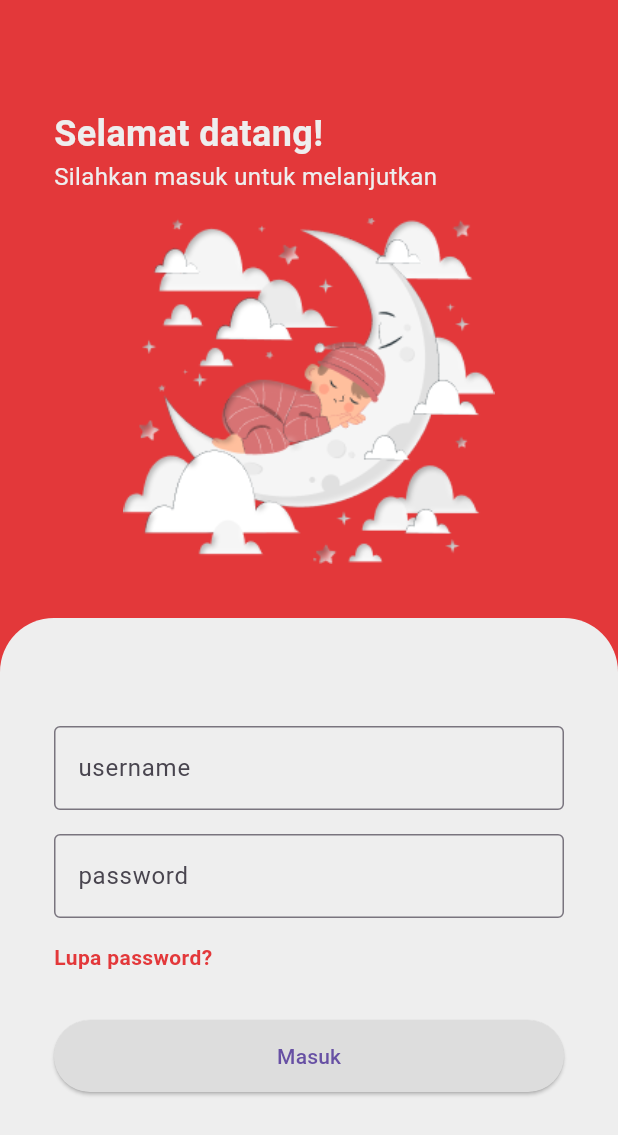
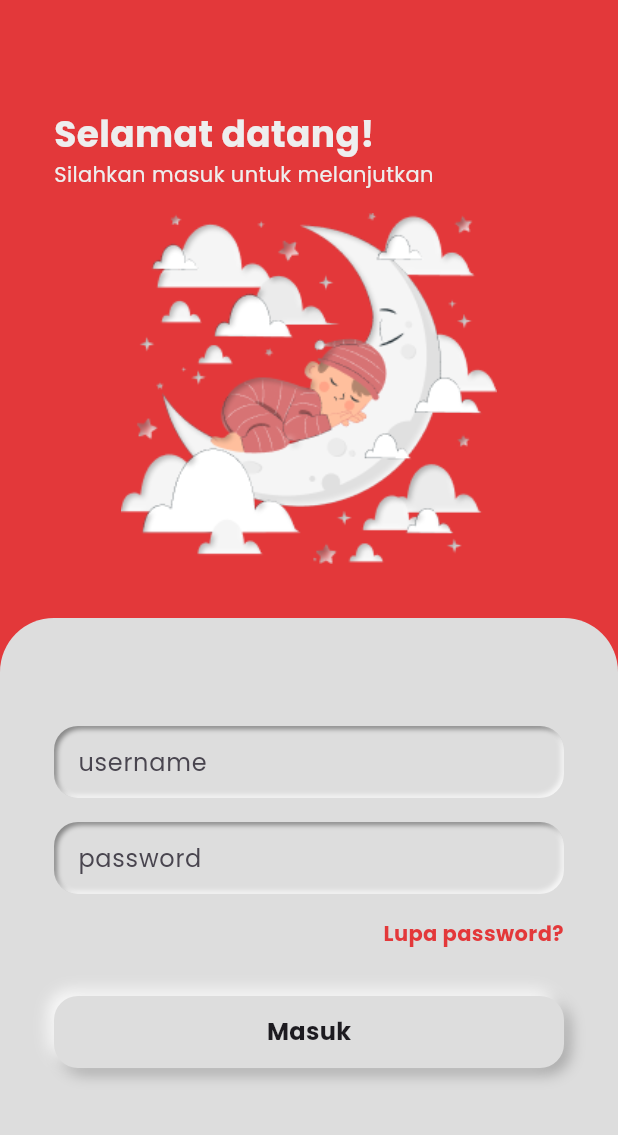
Before and after one commit to UnknownVisuals/standby_capstone, a Flutter app: the LoginPage screen opened directly, on a phone screen of 412 x 824 dp. Shown: the top 1135 px of the screen. Run offline on Flutter 3.47's test engine with Material 3 defaults, Android fonts, the phone set to English and light mode, and no system bars; our stand-ins replace flutter_inset_box_shadow, google_fonts.

Commit message:
refactor button and input field to seperate class

```diff
--- /dev/null
+++ b/lib/components/button_text.dart
@@ -0,0 +1,70 @@
+import 'package:flutter/material.dart' hide BoxDecoration, BoxShadow;
+import 'package:flutter_inset_box_shadow/flutter_inset_box_shadow.dart';
+import 'package:google_fonts/google_fonts.dart';
+import 'package:standby_capstone/constants.dart';
+
+class ButtonText extends StatefulWidget {
+  final String text;
+  final double fontSize;
+  final FontWeight fontWeight;
+
+  const ButtonText({
+    super.key,
+    required this.text,
+    this.fontSize = 16.0,
+    this.fontWeight = FontWeight.bold,
+  });
+
+  @override
+  State<ButtonText> createState() => _ButtonTextState();
+}
+
+class _ButtonTextState extends State<ButtonText> {
+  bool isPressed = false;
+
+  @override
+  Widget build(BuildContext context) {
+    Offset offset = isPressed ? const Offset(-4, -4) : const Offset(4, 4);
+    double blurRadius = 8.0;
+
+    return GestureDetector(
+      onTap: () {
+        setState(() {
+          isPressed = !isPressed;
+        });
+        Navigator.pop(context);
+      },
+      child: AnimatedContainer(
+        duration: Duration(milliseconds: 100),
+        height: 48.0,
+        decoration: BoxDecoration(
+          borderRadius: BorderRadius.circular(16.0),
+          color: kGray,
+          boxShadow: [
+            BoxShadow(
+              color: isPressed ? kDebossShadowWhite : kEmbossShadowBlack,
+              offset: offset,
+              blurRadius: blurRadius,
+              inset: isPressed,
+            ),
+            BoxShadow(
+              color: isPressed ? kDebossShadowBlack : kEmbossShadowWhite,
+              offset: -offset,
+              blurRadius: blurRadius,
+              inset: isPressed,
+            ),
+          ],
+        ),
+        child: Center(
+          child: Text(
+            widget.text,
+            style: GoogleFonts.poppins(
+              fontSize: widget.fontSize,
+              fontWeight: widget.fontWeight,
+            ),
+          ),
+        ),
+      ),
+    );
+  }
+}
--- /dev/null
+++ b/lib/components/input_text.dart
@@ -0,0 +1,72 @@
+import 'package:flutter/material.dart' hide BoxDecoration, BoxShadow;
+import 'package:flutter_inset_box_shadow/flutter_inset_box_shadow.dart';
+import 'package:google_fonts/google_fonts.dart';
+import 'package:standby_capstone/constants.dart';
+
+class InputText extends StatefulWidget {
+  final String hintText;
+  final double fontSize;
+  final FontWeight fontWeight;
+
+  const InputText({
+    super.key,
+    required this.hintText,
+    this.fontSize = 16.0,
+    this.fontWeight = FontWeight.normal,
+  });
+
+  @override
+  State<InputText> createState() => _InputTextState();
+}
+
+class _InputTextState extends State<InputText> {
+  @override
+  Widget build(BuildContext context) {
+    Offset offset = const Offset(2, 2);
+    double blurRadius = 2.0;
+
+    return Focus(
+      onFocusChange: (hasFocus) {
+        setState(() {
+          hasFocus;
+        });
+      },
+      child: AnimatedContainer(
+        duration: const Duration(milliseconds: 100),
+        decoration: BoxDecoration(
+          borderRadius: BorderRadius.circular(16.0),
+          color: kGray,
+          boxShadow: [
+            BoxShadow(
+              color: kDebossShadowBlack,
+              offset: offset,
+              blurRadius: blurRadius,
+              inset: true,
+            ),
+            BoxShadow(
+              color: kDebossShadowWhite,
+              offset: -offset,
+              blurRadius: blurRadius,
+              inset: true,
+            ),
+          ],
+        ),
+        child: TextFormField(
+          decoration: InputDecoration(
+            border: InputBorder.none,
+            hintText: widget.hintText,
+            hintStyle: GoogleFonts.poppins(
+              fontSize: widget.fontSize,
+              fontWeight: widget.fontWeight,
+            ),
+            contentPadding: const EdgeInsets.symmetric(horizontal: 16.0, vertical: 12.0),
+          ),
+          style: GoogleFonts.poppins(
+            fontSize: widget.fontSize,
+            fontWeight: widget.fontWeight,
+          ),
+        ),
+      ),
+    );
+  }
+}
--- a/lib/constants.dart
+++ b/lib/constants.dart
@@ -6,3 +6,7 @@ const kSecondary = Color(0xFFD77374);
 const kPrimary = Color(0xFFE3383A);
 const kDarkGray = Color(0xFF444444);
 const kBlack = Color(0xFF222222);
+const kEmbossShadowBlack = Color(0x44000000);
+const kEmbossShadowWhite = Color(0xDDFFFFFF);
+const kDebossShadowBlack = Color(0x66000000);
+const kDebossShadowWhite = Color(0xBBFFFFFF);
--- a/lib/main.dart
+++ b/lib/main.dart
@@ -12,7 +12,7 @@ class StandBy extends StatelessWidget {
   Widget build(BuildContext context) {
     return MaterialApp(
       title: 'StandBy',
-      theme: ThemeData(),
+      theme: ThemeData.light(),
       home: const SplashScreen(),
     );
   }
--- a/lib/screens/login_page.dart
+++ b/lib/screens/login_page.dart
@@ -1,5 +1,8 @@
 import 'package:flutter/material.dart';
+import 'package:google_fonts/google_fonts.dart';
 import 'package:standby_capstone/constants.dart';
+import 'package:standby_capstone/components/input_text.dart';
+import 'package:standby_capstone/components/button_text.dart';
 
 class LoginPage extends StatefulWidget {
   const LoginPage({super.key});
@@ -25,19 +28,21 @@ class _LoginPageState extends State<LoginPage> {
                   child: Column(
                     crossAxisAlignment: CrossAxisAlignment.start,
                     children: [
-                      const Text(
+                      Text(
                         'Selamat datang!',
-                        style: TextStyle(
-                            color: kWhite,
-                            fontSize: 24,
-                            fontWeight: FontWeight.bold),
+                        style: GoogleFonts.poppins(
+                          color: kWhite,
+                          fontSize: 24,
+                          fontWeight: FontWeight.bold,
+                        ),
                       ),
-                      const Text(
+                      Text(
                         'Silahkan masuk untuk melanjutkan',
-                        style: TextStyle(
-                            color: kWhite,
-                            fontSize: 16,
-                            fontWeight: FontWeight.normal),
+                        style: GoogleFonts.poppins(
+                          color: kWhite,
+                          fontSize: 14,
+                          fontWeight: FontWeight.normal,
+                        ),
                       ),
                       const SizedBox(height: 16),
                       Expanded(
@@ -54,7 +59,7 @@ class _LoginPageState extends State<LoginPage> {
             Expanded(
               child: Container(
                 decoration: const BoxDecoration(
-                  color: kWhite,
+                  color: kGray,
                   borderRadius: BorderRadius.only(
                     topLeft: Radius.circular(36.0),
                     topRight: Radius.circular(36.0),
@@ -65,38 +70,24 @@ class _LoginPageState extends State<LoginPage> {
                   child: Column(
                     crossAxisAlignment: CrossAxisAlignment.start,
                     children: [
-                      TextFormField(
-                        decoration: const InputDecoration(
-                          border: OutlineInputBorder(),
-                          labelText: 'username',
+                      const InputText(hintText: 'username'),
+                      const SizedBox(height: 16),
+                      const InputText(hintText: 'password'),
+                      const SizedBox(height: 16),
+                      Container(
+                        width: double.infinity,
+                        child: Text(
+                          'Lupa password?',
+                          textAlign: TextAlign.right,
+                          style: GoogleFonts.poppins(
+                            color: kPrimary,
+                            fontSize: 14,
+                            fontWeight: FontWeight.bold,
+                          ),
                         ),
                       ),
-                      const SizedBox(height: 16),
-                      TextFormField(
-                        decoration: const InputDecoration(
-                          border: OutlineInputBorder(),
-                          labelText: 'password',
-                        ),
-                      ),
-                      const SizedBox(height: 16),
-                      const Text(
-                        'Lupa password?',
-                        style: TextStyle(
-                            color: kPrimary,
-                            fontSize: 14,
-                            fontWeight: FontWeight.bold),
-                      ),
                       const SizedBox(height: 32),
-                      ElevatedButton(
-                        onPressed: () {
-                          Navigator.pop(context);
-                        },
-                        child: Text('Masuk'),
-                        style: ElevatedButton.styleFrom(
-                          backgroundColor: kGray,
-                          minimumSize: Size(double.infinity, 48.0),
-                        ),
-                      ),
+                      const ButtonText(text: 'Masuk'),
                     ],
                   ),
                 ),
--- a/lib/screens/splash_page.dart
+++ b/lib/screens/splash_page.dart
@@ -1,6 +1,7 @@
 import 'package:flutter/material.dart';
+import 'package:google_fonts/google_fonts.dart';
+import 'package:standby_capstone/constants.dart';
 import 'package:standby_capstone/screens/login_page.dart';
-import 'package:standby_capstone/constants.dart';
 
 class SplashScreen extends StatefulWidget {
   const SplashScreen({super.key});
@@ -19,15 +20,15 @@ class _SplashScreenState extends State<SplashScreen> {
           MaterialPageRoute(builder: (context) => const LoginPage()),
         );
       },
-      child: const Scaffold(
-        backgroundColor: kWhite,
+      child: Scaffold(
+        backgroundColor: kGray,
         body: Center(
           child: Text(
             'StandBy',
-            style: TextStyle(
+            style: GoogleFonts.poppins(
+              color: kPrimary,
               fontSize: 40,
               fontWeight: FontWeight.bold,
-              color: kPrimary,
             ),
           ),
         ),
--- a/pubspec.yaml
+++ b/pubspec.yaml
@@ -35,6 +35,8 @@ dependencies:
   # The following adds the Cupertino Icons font to your application.
   # Use with the CupertinoIcons class for iOS style icons.
   cupertino_icons: ^1.0.6
+  google_fonts: ^6.2.1
+  flutter_inset_box_shadow: ^1.0.8
 
 dev_dependencies:
   flutter_test:
```
Also changed, not shown: pubspec.lock, 1 other file.
